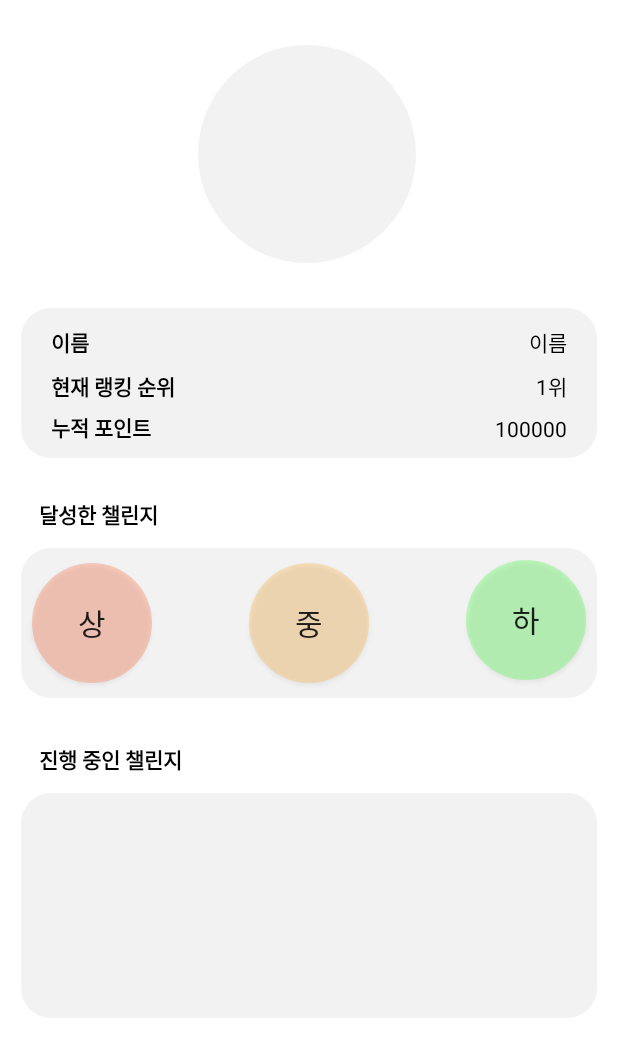
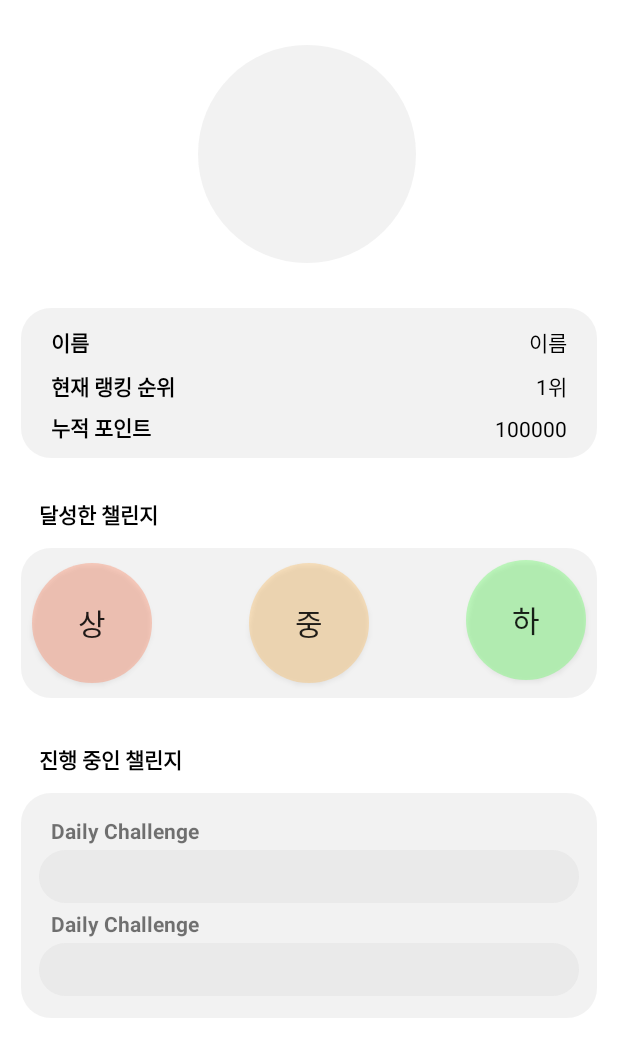
Before and after one commit to zzammin/Sw_project_android, an Android app: the fragment MyPage shown on its own in the app's theme, on a phone screen of 412 x 824 dp. Shown: the top 1057 px of the screen. Run offline under Robolectric (Android 15) with nearby library versions, the phone set to English and light mode, and no system bars.

Commit message:
08/20 마이페이지 기본 틀 완성

```diff
--- a/app/src/main/res/layout/mypage.xml
+++ b/app/src/main/res/layout/mypage.xml
@@ -206,15 +206,62 @@
                 app:layout_constraintTop_toTopOf="parent"></TextView>
 
             <ImageView
+                android:id="@+id/imageView2"
                 android:layout_width="match_parent"
                 android:layout_height="150dp"
                 android:layout_marginTop="12dp"
                 android:background="@drawable/box_theme"
                 app:layout_constraintStart_toStartOf="parent"
-                app:layout_constraintTop_toBottomOf="@+id/textView14">
+                app:layout_constraintTop_toBottomOf="@+id/textView14"></ImageView>
+            <TextView
+                android:layout_width="wrap_content"
+                android:layout_height="wrap_content"
+                android:layout_marginStart="20dp"
+                android:layout_marginTop="15dp"
+                android:text="Daily Challenge"
+                android:textStyle="bold"
+                app:layout_constraintStart_toStartOf="@+id/imageView2"
+                app:layout_constraintTop_toTopOf="@+id/imageView2">
+            </TextView>
+
+            <ImageView
+                android:layout_width="match_parent"
+                android:layout_height="35dp"
+                android:layout_marginStart="12dp"
+                android:layout_marginTop="100dp"
+                android:layout_marginEnd="12dp"
+                android:background="@drawable/box_theme"
+                app:layout_constraintEnd_toEndOf="@+id/imageView2"
+                app:layout_constraintHorizontal_bias="0.0"
+                app:layout_constraintStart_toStartOf="@+id/imageView2"
+                app:layout_constraintTop_toTopOf="@+id/imageView2">
 
             </ImageView>
 
+            <ImageView
+                android:id="@+id/imageView5"
+                android:layout_width="match_parent"
+                android:layout_height="35dp"
+                android:layout_marginStart="12dp"
+                android:layout_marginTop="38dp"
+                android:layout_marginEnd="12dp"
+                android:background="@drawable/box_theme"
+                app:layout_constraintEnd_toEndOf="@+id/imageView2"
+                app:layout_constraintStart_toStartOf="@+id/imageView2"
+                app:layout_constraintTop_toTopOf="@+id/imageView2">
+
+            </ImageView>
+
+            <TextView
+                android:id="@+id/textView11"
+                android:layout_width="wrap_content"
+                android:layout_height="wrap_content"
+                android:layout_marginStart="20dp"
+                android:layout_marginTop="77dp"
+                android:text="Daily Challenge"
+                android:textStyle="bold"
+                app:layout_constraintStart_toStartOf="@+id/imageView2"
+                app:layout_constraintTop_toTopOf="@+id/imageView2"></TextView>
 
         </androidx.constraintlayout.widget.ConstraintLayout>
 
```
